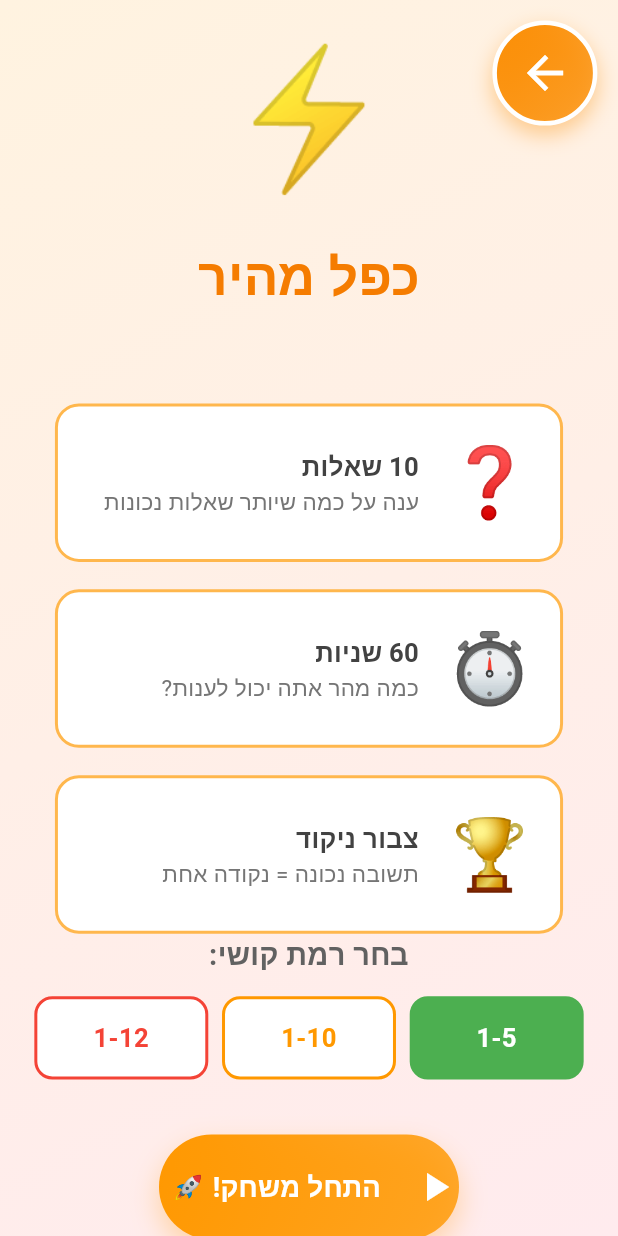
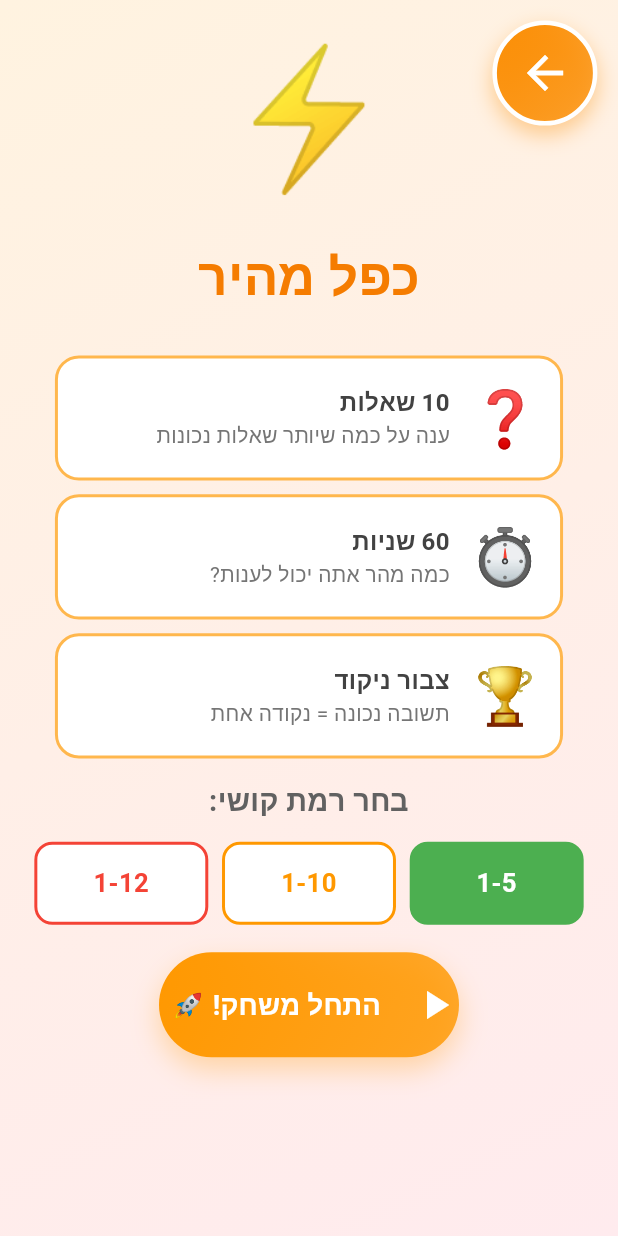
Before and after one commit to cohenra/learning-games, a Flutter app: the SpeedMultiplicationGame screen opened directly, on a phone screen of 412 x 824 dp. Run offline on Flutter 3.47's test engine with Material 3 defaults, Android fonts, the phone set to English and light mode, and no system bars; our stand-ins replace audioplayers, flutter_tts, shared_preferences; accounts and stored records are empty; Roboto replaces fonts that are missing (Rubik).

Commit message:
Fix: תיקון חריגות במסך כפל מהיר - הקטנת ריווחים
- הקטנת ריווחים במסך התחלה (40→12, 16→8, 32→16)
- הקטנת כרטיסי מידע (padding 16→12, אייקון 40→32)
- הקטנת מסך תוצאות (אייקון 100→80, פונטים מופחתים)
- כל התוכן מתאים למסך ללא overflow/חריגה
- ללא צורך בגלילה

```diff
--- a/lib/modules_advanced/math/multiplication/speed_multiplication_game.dart
+++ b/lib/modules_advanced/math/multiplication/speed_multiplication_game.dart
@@ -264,7 +264,7 @@ class _SpeedMultiplicationGameState extends State<SpeedMultiplicationGame> {
           ),
         ),
 
-        SizedBox(height: responsive.spacing(40)),
+        SizedBox(height: responsive.spacing(12)),
 
         // Instructions
         Padding(
@@ -279,7 +279,7 @@ class _SpeedMultiplicationGameState extends State<SpeedMultiplicationGame> {
                     ? 'ענה על כמה שיותר שאלות נכונות'
                     : 'Answer as many correctly as you can',
               ),
-              SizedBox(height: responsive.spacing(16)),
+              SizedBox(height: responsive.spacing(8)),
               _buildInfoCard(
                 responsive,
                 icon: '⏱️',
@@ -288,7 +288,7 @@ class _SpeedMultiplicationGameState extends State<SpeedMultiplicationGame> {
                     ? 'כמה מהר אתה יכול לענות?'
                     : 'How fast can you answer?',
               ),
-              SizedBox(height: responsive.spacing(16)),
+              SizedBox(height: responsive.spacing(8)),
               _buildInfoCard(
                 responsive,
                 icon: '🏆',
@@ -301,7 +301,7 @@ class _SpeedMultiplicationGameState extends State<SpeedMultiplicationGame> {
           ),
         ),
 
-        const Spacer(),
+        SizedBox(height: responsive.spacing(12)),
 
         // Difficulty selector
         Padding(
@@ -336,7 +336,7 @@ class _SpeedMultiplicationGameState extends State<SpeedMultiplicationGame> {
           ),
         ),
 
-        SizedBox(height: responsive.spacing(32)),
+        SizedBox(height: responsive.spacing(16)),
 
         // Start button
         Padding(
@@ -350,7 +350,7 @@ class _SpeedMultiplicationGameState extends State<SpeedMultiplicationGame> {
           ),
         ),
 
-        SizedBox(height: responsive.spacing(32)),
+        SizedBox(height: responsive.spacing(16)),
       ],
     );
   }
@@ -362,7 +362,7 @@ class _SpeedMultiplicationGameState extends State<SpeedMultiplicationGame> {
     required String description,
   }) {
     return Container(
-      padding: EdgeInsets.all(responsive.spacing(16)),
+      padding: EdgeInsets.all(responsive.spacing(12)),
       decoration: BoxDecoration(
         color: Colors.white,
         borderRadius: BorderRadius.circular(16),
@@ -372,9 +372,9 @@ class _SpeedMultiplicationGameState extends State<SpeedMultiplicationGame> {
         children: [
           Text(
             icon,
-            style: TextStyle(fontSize: responsive.iconSize(40)),
+            style: TextStyle(fontSize: responsive.iconSize(32)),
           ),
-          SizedBox(width: responsive.spacing(16)),
+          SizedBox(width: responsive.spacing(12)),
           Expanded(
             child: Column(
               crossAxisAlignment: CrossAxisAlignment.start,
@@ -382,7 +382,7 @@ class _SpeedMultiplicationGameState extends State<SpeedMultiplicationGame> {
                 Text(
                   title,
                   style: TextStyle(
-                    fontSize: responsive.fontSize(16),
+                    fontSize: responsive.fontSize(15),
                     fontWeight: FontWeight.bold,
                     color: Colors.grey.shade800,
                   ),
@@ -390,7 +390,7 @@ class _SpeedMultiplicationGameState extends State<SpeedMultiplicationGame> {
                 Text(
                   description,
                   style: TextStyle(
-                    fontSize: responsive.fontSize(14),
+                    fontSize: responsive.fontSize(13),
                     color: Colors.grey.shade600,
                   ),
                 ),
@@ -619,21 +619,21 @@ class _SpeedMultiplicationGameState extends State<SpeedMultiplicationGame> {
       children: [
         Text(
           emoji,
-          style: TextStyle(fontSize: responsive.iconSize(100)),
+          style: TextStyle(fontSize: responsive.iconSize(80)),
         ),
-        SizedBox(height: responsive.spacing(20)),
+        SizedBox(height: responsive.spacing(16)),
         Text(
           message,
           style: TextStyle(
-            fontSize: responsive.fontSize(32),
+            fontSize: responsive.fontSize(28),
             fontWeight: FontWeight.bold,
             color: Colors.orange.shade700,
           ),
         ),
-        SizedBox(height: responsive.spacing(40)),
+        SizedBox(height: responsive.spacing(24)),
         Container(
           margin: EdgeInsets.symmetric(horizontal: responsive.spacing(40)),
-          padding: EdgeInsets.all(responsive.spacing(24)),
+          padding: EdgeInsets.all(responsive.spacing(20)),
           decoration: BoxDecoration(
             color: Colors.white,
             borderRadius: BorderRadius.circular(24),
@@ -650,24 +650,24 @@ class _SpeedMultiplicationGameState extends State<SpeedMultiplicationGame> {
               Text(
                 _isHebrew ? 'הניקוד שלך' : 'Your Score',
                 style: TextStyle(
-                  fontSize: responsive.fontSize(20),
+                  fontSize: responsive.fontSize(18),
                   color: Colors.grey.shade600,
                 ),
               ),
-              SizedBox(height: responsive.spacing(12)),
+              SizedBox(height: responsive.spacing(10)),
               Text(
                 '$_score / $_totalQuestions',
                 style: TextStyle(
-                  fontSize: responsive.fontSize(48),
+                  fontSize: responsive.fontSize(42),
                   fontWeight: FontWeight.bold,
                   color: Colors.orange.shade700,
                 ),
               ),
-              SizedBox(height: responsive.spacing(8)),
+              SizedBox(height: responsive.spacing(6)),
               Text(
                 '$percentage%',
                 style: TextStyle(
-                  fontSize: responsive.fontSize(24),
+                  fontSize: responsive.fontSize(22),
                   fontWeight: FontWeight.bold,
                   color: Colors.grey.shade600,
                 ),
@@ -675,7 +675,7 @@ class _SpeedMultiplicationGameState extends State<SpeedMultiplicationGame> {
             ],
           ),
         ),
-        SizedBox(height: responsive.spacing(40)),
+        SizedBox(height: responsive.spacing(24)),
         Padding(
           padding: EdgeInsets.symmetric(horizontal: responsive.spacing(20)),
           child: KidButton(
```
